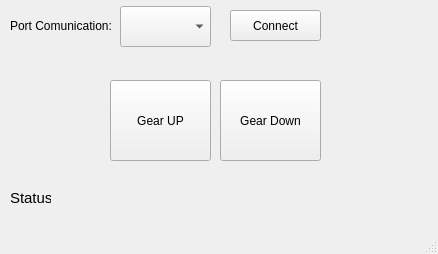
First picture: the form in mainwindow.ui, repository victordeveloperbr/ProjectLandingGearGUIQt, before the edit.
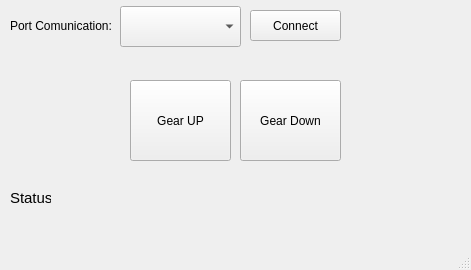
Second picture: the form after the edit.

Commit message: implemented button functions

Diff of the .ui file:
```diff
--- a/mainwindow.ui
+++ b/mainwindow.ui
@@ -6,8 +6,8 @@
    <rect>
     <x>0</x>
     <y>0</y>
-    <width>438</width>
-    <height>254</height>
+    <width>471</width>
+    <height>270</height>
    </rect>
   </property>
   <property name="windowTitle">
@@ -17,7 +17,7 @@
    <widget class="QPushButton" name="btnGearUp">
     <property name="geometry">
      <rect>
-      <x>110</x>
+      <x>130</x>
       <y>80</y>
       <width>101</width>
       <height>81</height>
@@ -30,7 +30,7 @@
    <widget class="QPushButton" name="btnGearDown">
     <property name="geometry">
      <rect>
-      <x>220</x>
+      <x>240</x>
       <y>80</y>
       <width>101</width>
       <height>81</height>
@@ -56,7 +56,7 @@
    <widget class="QPushButton" name="btnConnect">
     <property name="geometry">
      <rect>
-      <x>230</x>
+      <x>250</x>
       <y>10</y>
       <width>91</width>
       <height>31</height>
@@ -71,7 +71,7 @@
      <rect>
       <x>120</x>
       <y>6</y>
-      <width>91</width>
+      <width>121</width>
       <height>41</height>
      </rect>
     </property>
```
Left out of the diff: 2 changed lines with no effect on the pictures. The commit also changes 3 other files.
